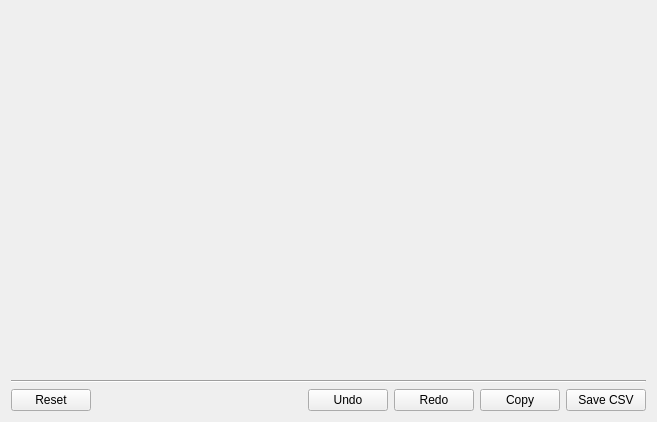
Above: src/lab.ui from Kracav4ik/LabSimulator2019 before the change. Below: the same form after it.
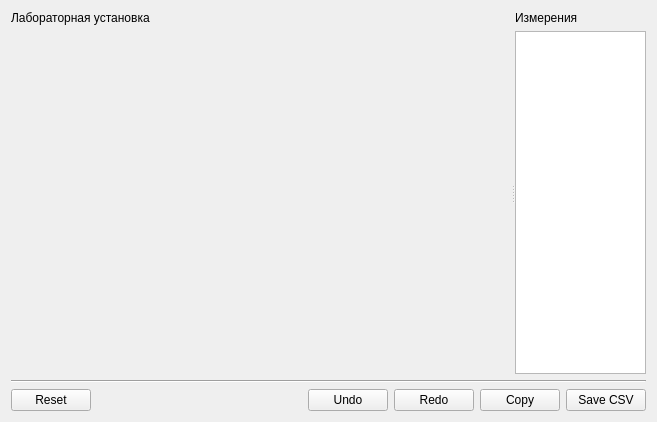
That is the form after the change.

```diff
--- a/src/lab.ui
+++ b/src/lab.ui
@@ -15,23 +15,68 @@
   </property>
   <layout class="QVBoxLayout" name="verticalLayout_3">
    <item>
-    <widget class="QStackedWidget" name="rootContainer"/>
-   </item>
-   <item>
-    <widget class="Line" name="line">
-     <property name="orientation">
-      <enum>Qt::Horizontal</enum>
-     </property>
-    </widget>
-   </item>
-   <item>
-    <widget class="QWidget" name="widget" native="true">
+    <widget class="QSplitter" name="splitter">
      <property name="sizePolicy">
-      <sizepolicy hsizetype="Preferred" vsizetype="Maximum">
+      <sizepolicy hsizetype="Expanding" vsizetype="Expanding">
        <horstretch>0</horstretch>
        <verstretch>0</verstretch>
       </sizepolicy>
      </property>
+     <property name="orientation">
+      <enum>Qt::Horizontal</enum>
+     </property>
+     <property name="childrenCollapsible">
+      <bool>false</bool>
+     </property>
+     <widget class="QWidget" name="layoutWidget_2">
+      <layout class="QVBoxLayout" name="verticalLayout_2">
+       <item>
+        <widget class="QLabel" name="label">
+         <property name="layoutDirection">
+          <enum>Qt::LeftToRight</enum>
+         </property>
+         <property name="text">
+          <string>Лабораторная установка</string>
+         </property>
+        </widget>
+       </item>
+       <item>
+        <widget class="QStackedWidget" name="rootContainer">
+         <property name="minimumSize">
+          <size>
+           <width>500</width>
+           <height>0</height>
+          </size>
+         </property>
+        </widget>
+       </item>
+      </layout>
+     </widget>
+     <widget class="QWidget" name="layoutWidget">
+      <layout class="QVBoxLayout" name="verticalLayout">
+       <item>
+        <widget class="QLabel" name="label_2">
+         <property name="text">
+          <string>Измерения</string>
+         </property>
+        </widget>
+       </item>
+       <item>
+        <widget class="QTableWidget" name="tableWidget"/>
+       </item>
+      </layout>
+     </widget>
+    </widget>
+   </item>
+   <item>
+    <widget class="Line" name="line">
+     <property name="orientation">
+      <enum>Qt::Horizontal</enum>
+     </property>
+    </widget>
+   </item>
+   <item>
+    <widget class="QWidget" name="widget" native="true">
      <layout class="QHBoxLayout" name="horizontalLayout">
       <property name="leftMargin">
        <number>0</number>
```
Left out of the diff: 2 changed lines with no effect on the pictures.
